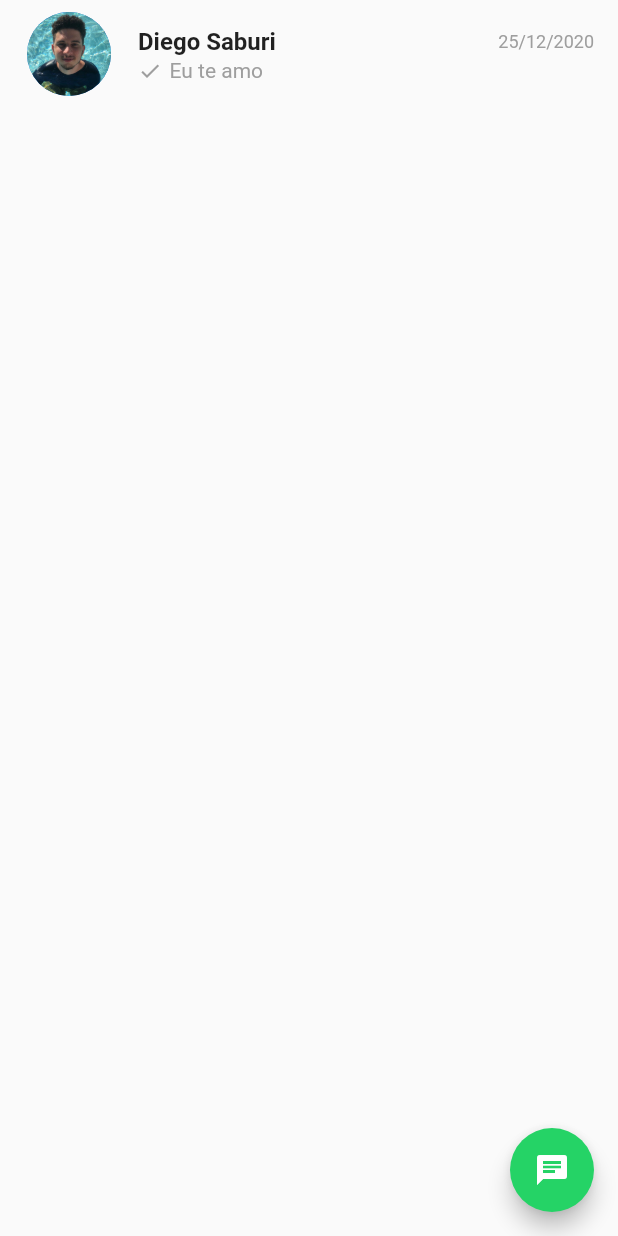
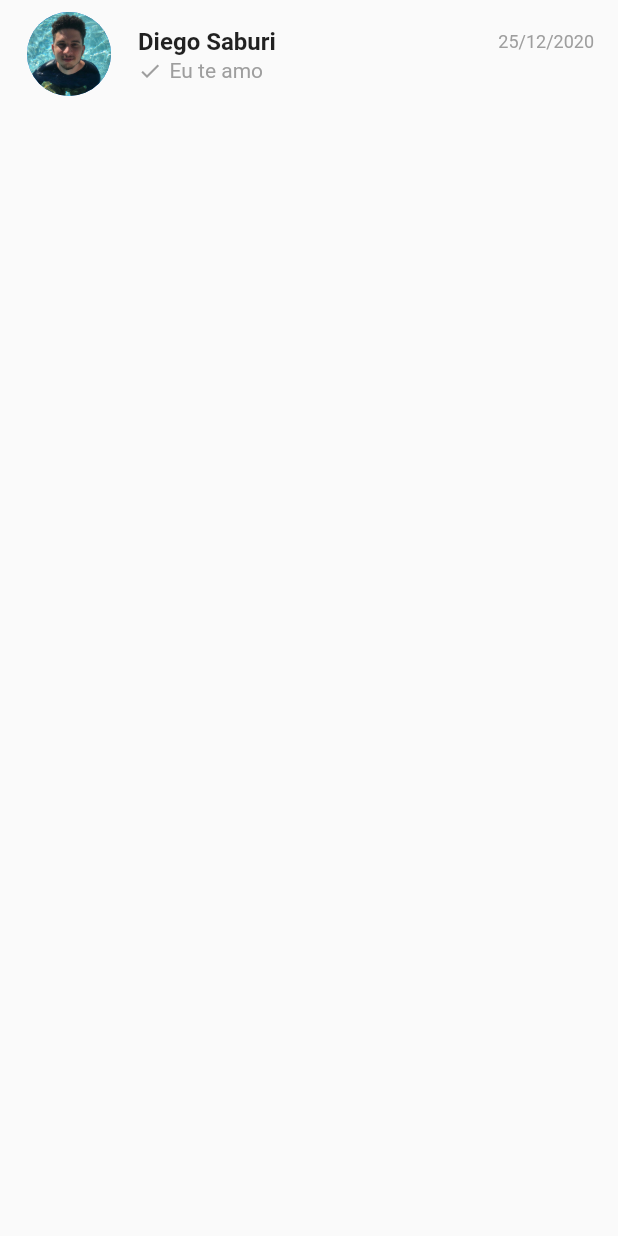
Before and after one commit to playerash/WhatsAppClone, a Flutter app: the ConversaScreen widget shown alone on an empty page, opened directly, on a phone screen of 412 x 824 dp. Run offline on Flutter 3.47's test engine with Material 2 defaults, Android fonts, the phone set to English and light mode, and no system bars; our stand-ins replace camera.

Commit message:
colocação dos floatingbutton na home(erro no index)

```diff
--- a/lib/screens/conversascreen.dart
+++ b/lib/screens/conversascreen.dart
@@ -10,8 +10,7 @@ class _ConversaScreenState extends State<ConversaScreen> {
   Widget build(BuildContext context) {
     var size = MediaQuery.of(context).size;
 
-    return Scaffold(
-      body: Container(
+    return Container(
         child: ListView.separated(
           separatorBuilder: (context, index) {
             return Divider(
@@ -57,16 +56,6 @@ class _ConversaScreenState extends State<ConversaScreen> {
             );
           },
         ),
-      ),
-      floatingActionButton: FloatingActionButton(
-        child: IconButton(
-          onPressed: (){},
-          color: Colors.white,
-          icon: Icon(Icons.chat),
-        ),
-        //backgroundColor: Colors.green,
-        onPressed: () {},
-      ),
     );
   }
 }
```
Also changed, not shown: lib/compomentes/FloatingButtonChamadas.dart (added, +20 -0 lines), lib/compomentes/FloatingButtonConversas.dart (added, +20 -0 lines), lib/compomentes/FloatingButtonStatus.dart (added, +20 -0 lines), lib/home.dart (+7 -1 lines), lib/screens/chamadascreen.dart (+0 -8 lines).
